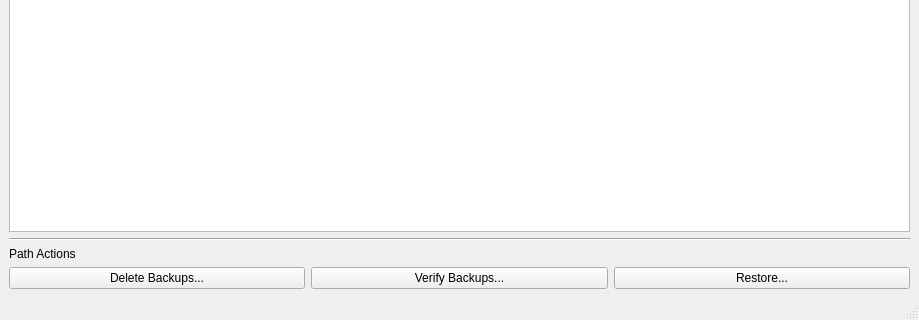
louis-langholtz/time-machine-helper, file mainwindow.ui: the form before one commit; both pictures show x 0 to 919 and y 280 to 600 of the 919 by 600 pixel window.
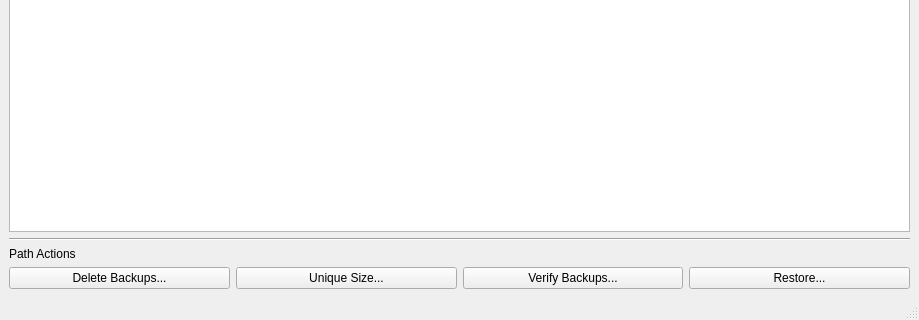
The form after the commit. Custom widgets are drawn as their Qt base class.

```diff
--- a/mainwindow.ui
+++ b/mainwindow.ui
@@ -227,6 +227,16 @@
           </property>
          </widget>
         </item>
+        <item>
+         <widget class="QPushButton" name="uniqueSizePushButton">
+          <property name="toolTip">
+           <string>Unique size of paths within a machine directory.</string>
+          </property>
+          <property name="text">
+           <string>Unique Size...</string>
+          </property>
+         </widget>
+        </item>
         <item>
          <widget class="QPushButton" name="verifyingPushButton">
           <property name="toolTip">
```
